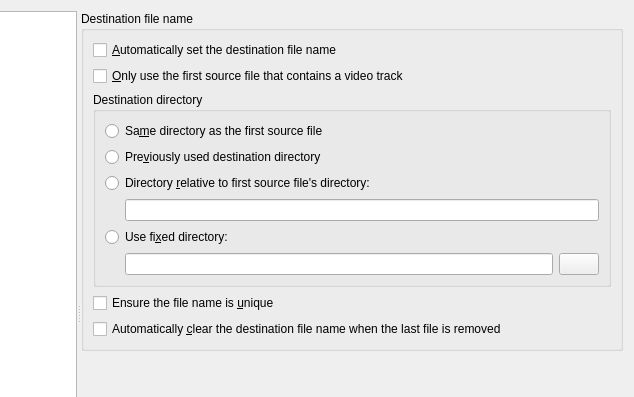
Before: the Qt Designer form src/mkvtoolnix-gui/forms/main_window/preferences_dialog.ui in jpsdr/MKVToolnix-Windows-7, drawn with Qt 5; both pictures show x 204 to 838 and y 0 to 397 of the 838 by 653 pixel window.
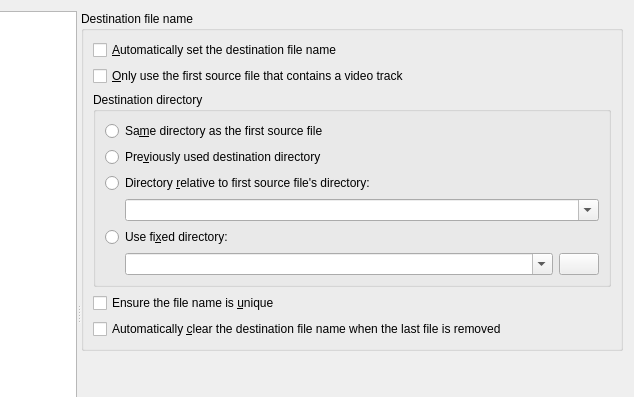
After: the same form once the commit is applied. The open tabs and pages were chosen to show the change. Icons and pictures are not drawn. Custom widgets are drawn as their Qt base class.

Commit message:
GUI: prefs: remember 10 recently used "fixed/relative output directories"
Inspired by the feature requested in #2468.

What changed in the file:
```diff
--- a/src/mkvtoolnix-gui/forms/main_window/preferences_dialog.ui
+++ b/src/mkvtoolnix-gui/forms/main_window/preferences_dialog.ui
@@ -1010,7 +1010,11 @@
                  </spacer>
                 </item>
                 <item>
-                 <widget class="QLineEdit" name="leMAutoSetRelativeDirectory"/>
+                 <widget class="QComboBox" name="cbMAutoSetRelativeDirectory">
+                  <property name="editable">
+                   <bool>true</bool>
+                  </property>
+                 </widget>
                 </item>
                </layout>
               </item>
@@ -1040,7 +1044,17 @@
                  </spacer>
                 </item>
                 <item>
-                 <widget class="QLineEdit" name="leMAutoSetFixedDirectory"/>
+                 <widget class="QComboBox" name="cbMAutoSetFixedDirectory">
+                  <property name="sizePolicy">
+                   <sizepolicy hsizetype="Expanding" vsizetype="Fixed">
+                    <horstretch>0</horstretch>
+                    <verstretch>0</verstretch>
+                   </sizepolicy>
+                  </property>
+                  <property name="editable">
+                   <bool>true</bool>
+                  </property>
+                 </widget>
                 </item>
                 <item>
                  <widget class="QPushButton" name="pbMBrowseAutoSetFixedDirectory">
```
Left out of the diff: 4 changed lines with no effect on the pictures. The commit also changes 7 other files.
